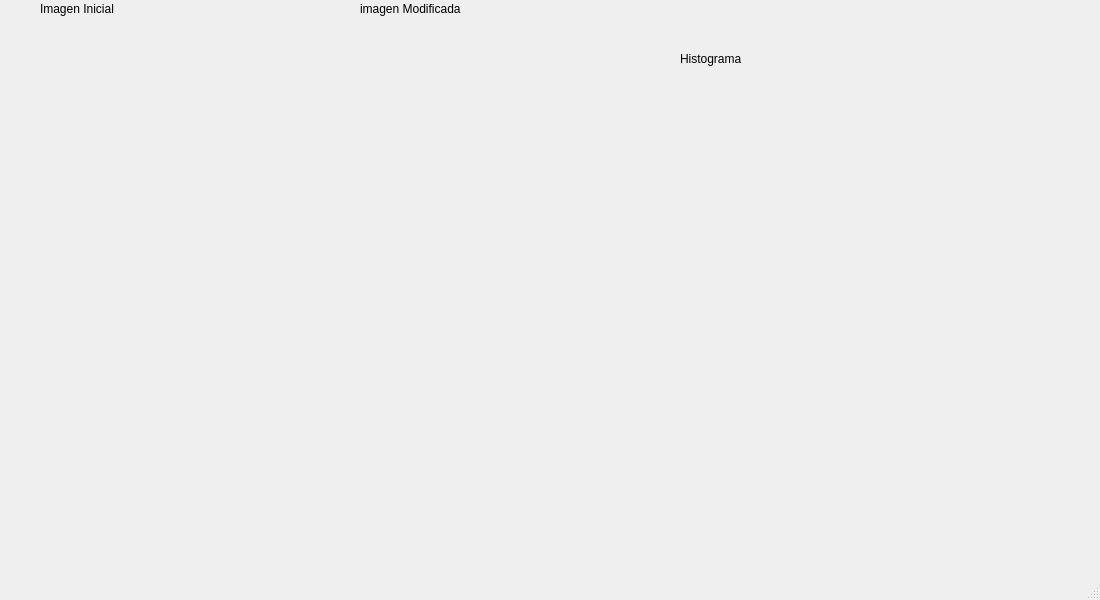
themonki/implementaciones, file ImagesProcessingGUI/mainwindow.ui: the form before one commit.
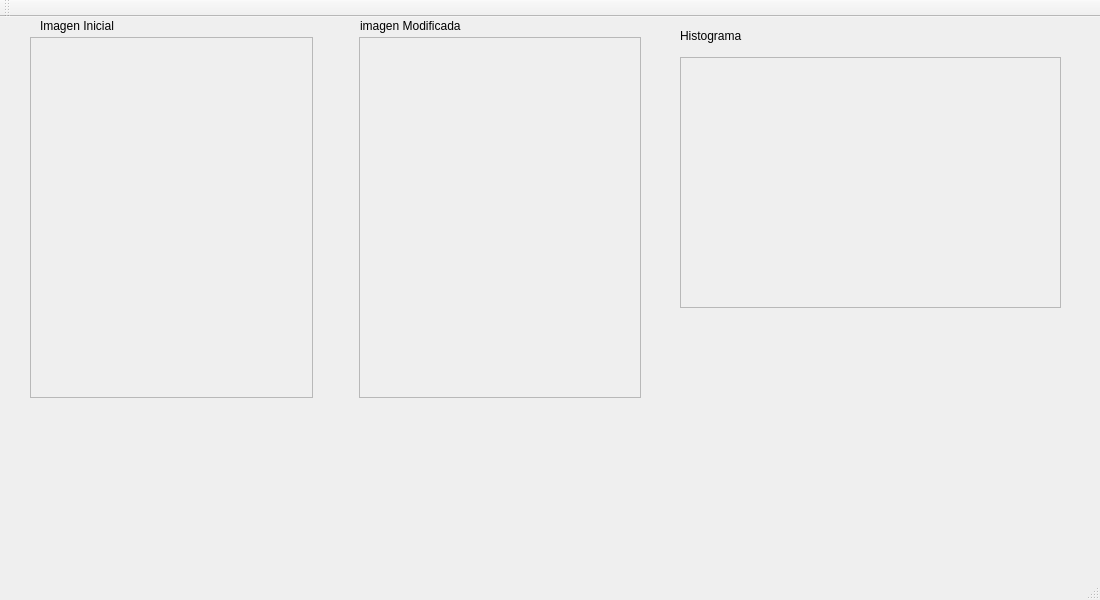
The form after the commit.

```diff
--- a/ImagesProcessingGUI/mainwindow.ui
+++ b/ImagesProcessingGUI/mainwindow.ui
@@ -25,9 +25,9 @@
     </property>
     <layout class="QHBoxLayout" name="horizontalLayout">
      <item>
-      <widget class="QLabel" name="labelImageIn">
-       <property name="text">
-        <string/>
+      <widget class="QScrollArea" name="scrollAreaIn">
+       <property name="widgetResizable">
+        <bool>true</bool>
        </property>
       </widget>
      </item>
@@ -37,7 +37,7 @@
         <enum>Qt::Horizontal</enum>
        </property>
        <property name="sizeType">
-        <enum>QSizePolicy::Fixed</enum>
+        <enum>QSizePolicy::Ignored</enum>
        </property>
        <property name="sizeHint" stdset="0">
         <size>
@@ -48,27 +48,14 @@
       </spacer>
      </item>
      <item>
-      <widget class="QLabel" name="labelImageOut">
-       <property name="text">
-        <string/>
+      <widget class="QScrollArea" name="scrollAreaOut">
+       <property name="widgetResizable">
+        <bool>true</bool>
        </property>
       </widget>
      </item>
     </layout>
    </widget>
-   <widget class="QLabel" name="labelHistogram">
-    <property name="geometry">
-     <rect>
-      <x>680</x>
-      <y>80</y>
-      <width>321</width>
-      <height>181</height>
-     </rect>
-    </property>
-    <property name="text">
-     <string/>
-    </property>
-   </widget>
    <widget class="QLabel" name="label">
     <property name="geometry">
      <rect>
@@ -99,7 +86,7 @@
     <property name="geometry">
      <rect>
       <x>680</x>
-      <y>50</y>
+      <y>10</y>
       <width>81</width>
       <height>17</height>
      </rect>
@@ -108,6 +95,42 @@
      <string>Histograma</string>
     </property>
    </widget>
+   <widget class="QScrollArea" name="scrollAreaHistogram">
+    <property name="geometry">
+     <rect>
+      <x>680</x>
+      <y>40</y>
+      <width>381</width>
+      <height>251</height>
+     </rect>
+    </property>
+    <property name="widgetResizable">
+     <bool>true</bool>
+    </property>
+    <widget class="QWidget" name="scrollAreaWidgetContents_3">
+     <property name="geometry">
+      <rect>
+       <x>0</x>
+       <y>0</y>
+       <width>379</width>
+       <height>249</height>
+      </rect>
+     </property>
+     <widget class="QLabel" name="labelHistogram">
+      <property name="geometry">
+       <rect>
+        <x>0</x>
+        <y>0</y>
+        <width>16</width>
+        <height>16</height>
+       </rect>
+      </property>
+      <property name="text">
+       <string/>
+      </property>
+     </widget>
+    </widget>
+   </widget>
   </widget>
   <widget class="QMenuBar" name="menubar">
    <property name="geometry">
@@ -120,6 +143,17 @@
    </property>
   </widget>
   <widget class="QStatusBar" name="statusbar"/>
+  <widget class="QToolBar" name="toolBar">
+   <property name="windowTitle">
+    <string>toolBar</string>
+   </property>
+   <attribute name="toolBarArea">
+    <enum>TopToolBarArea</enum>
+   </attribute>
+   <attribute name="toolBarBreak">
+    <bool>false</bool>
+   </attribute>
+  </widget>
  </widget>
  <resources/>
  <connections/>
```
Left out of the diff: 20 changed lines with no effect on the pictures.
